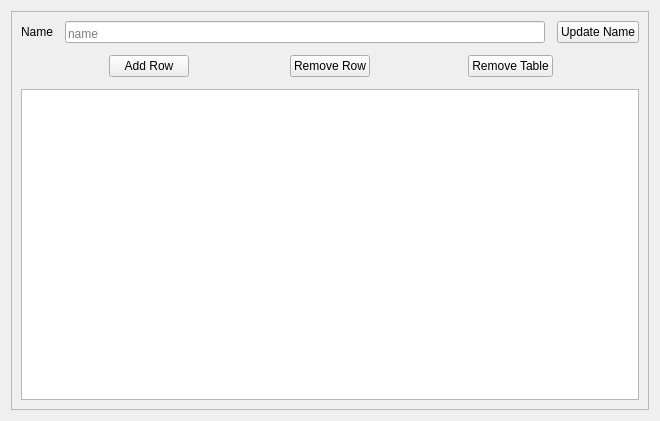
This is ViewProfit/ui/table_benchmarks.ui in wwmm/viewprofit as Qt 5 draws it before an edit. The edited form follows.
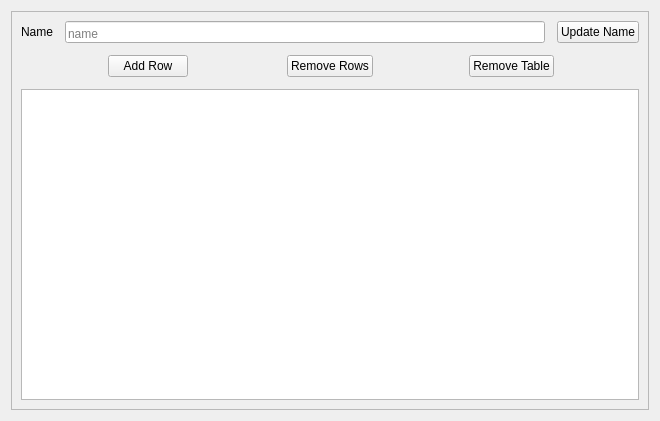
This is the edited form.

```diff
--- a/ViewProfit/ui/table_benchmarks.ui
+++ b/ViewProfit/ui/table_benchmarks.ui
@@ -183,7 +183,7 @@
            </sizepolicy>
           </property>
           <property name="text">
-           <string>Remove Row</string>
+           <string>Remove Rows</string>
           </property>
          </widget>
         </item>
```
Left out of the diff: 2 changed lines with no effect on the pictures.
